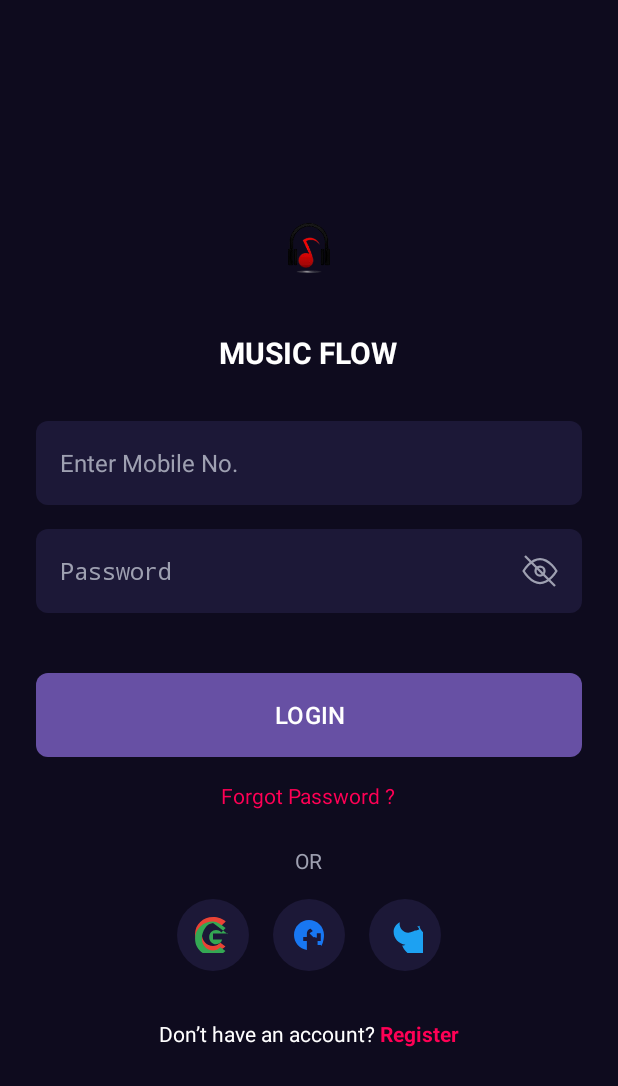
After one commit to Quyenlam22/Group_8_Music_Flow, an Android app: the LoginActivity screen opened directly, with no data from a screen before it, on a phone screen of 412 x 824 dp. The commit adds this screen. Shown: the top 1086 px of the screen. Run offline under Robolectric (Android 15) with nearby library versions, the phone set to English and light mode, and no system bars.

Commit message:
UI Login, Register

```diff
--- a/app/src/main/AndroidManifest.xml
+++ b/app/src/main/AndroidManifest.xml
@@ -19,6 +19,9 @@
         </intent-filter>
     </activity>
 
+        <activity android:name=".ui.activity.LoginActivity" />
+        <activity android:name=".ui.activity.RegisterActivity" />
+
         <activity android:name=".ui.activity.MainActivity" />
         <activity android:name=".ui.activity.PlaylistActivity" />
         <activity android:name=".ui.activity.NowPlayingActivity" />
--- /dev/null
+++ b/app/src/main/java/com/vn/btl/ui/activity/LoginActivity.java
@@ -0,0 +1,76 @@
+package com.vn.btl.ui.activity;
+
+import android.content.Intent;
+import android.os.Bundle;
+import android.text.InputType;
+import android.widget.Button;
+import android.widget.EditText;
+import android.widget.ImageView;
+import android.widget.TextView;
+import androidx.appcompat.app.AppCompatActivity;
+import com.vn.btl.R;
+
+public class LoginActivity extends AppCompatActivity {
+
+    private EditText etPassword;
+    private ImageView imgEyeHide;
+
+    @Override
+    protected void onCreate(Bundle savedInstanceState) {
+        super.onCreate(savedInstanceState);
+        setContentView(R.layout.activity_login);
+
+        Button btnLogin = findViewById(R.id.btnLogin);
+        TextView tvRegisterLink = findViewById(R.id.tvRegisterLink);
+        etPassword = findViewById(R.id.etPassword);
+        imgEyeHide = findViewById(R.id.imgEyeHide);
+
+        // Mặc định ẩn mật khẩu khi khởi tạo
+        etPassword.setInputType(InputType.TYPE_CLASS_TEXT | InputType.TYPE_TEXT_VARIATION_PASSWORD);
+
+        // 1. Xử lý sự kiện LOGIN: Chuyển sang MainActivity
+        if (btnLogin != null) {
+            btnLogin.setOnClickListener(v -> {
+                // Chưa cần xử lý logic, chuyển Home luôn
+                openMainActivity();
+            });
+        }
+
+        // 2. Xử lý sự kiện chuyển sang Register
+        if (tvRegisterLink != null) {
+            tvRegisterLink.setOnClickListener(v -> openRegisterActivity());
+        }
+
+        // 3. Xử lý sự kiện Ẩn/Hiện mật khẩu
+        if (imgEyeHide != null) {
+            imgEyeHide.setOnClickListener(v -> togglePasswordVisibility());
+        }
+    }
+
+    private void togglePasswordVisibility() {
+        int cursorPosition = etPassword.getSelectionEnd();
+
+        if (etPassword.getInputType() == (InputType.TYPE_CLASS_TEXT | InputType.TYPE_TEXT_VARIATION_PASSWORD)) {
+            etPassword.setInputType(InputType.TYPE_CLASS_TEXT | InputType.TYPE_TEXT_VARIATION_VISIBLE_PASSWORD);
+            // imgEyeHide.setImageResource(R.drawable.ic_eye_show);
+        } else {
+            // Ẩn mật khẩu: chuyển sang inputType password
+            etPassword.setInputType(InputType.TYPE_CLASS_TEXT | InputType.TYPE_TEXT_VARIATION_PASSWORD);
+            // imgEyeHide.setImageResource(R.drawable.ic_eye_hide);
+        }
+
+        // Đặt lại con trỏ về vị trí cũ sau khi thay đổi inputType
+        etPassword.setSelection(cursorPosition);
+    }
+
+    private void openMainActivity() {
+        Intent intent = new Intent(LoginActivity.this, MainActivity.class);
+        startActivity(intent);
+        finish();
+    }
+
+    private void openRegisterActivity() {
+        Intent intent = new Intent(LoginActivity.this, RegisterActivity.class);
+        startActivity(intent);
+    }
+}
--- a/app/src/main/java/com/vn/btl/ui/activity/OnboardingActivity.java
+++ b/app/src/main/java/com/vn/btl/ui/activity/OnboardingActivity.java
@@ -46,7 +46,7 @@ public class OnboardingActivity extends AppCompatActivity {
         OnboardingAdapter adapter = new OnboardingAdapter(items, position -> {
             if (position == items.size() - 1) {
                 prefsManager.setOnboardingShown(true);
-                startActivity(new Intent(this, MainActivity.class));
+                startActivity(new Intent(this, LoginActivity.class));
                 finish();
             } else {
                 recyclerView.smoothScrollToPosition(position + 1);
--- /dev/null
+++ b/app/src/main/res/drawable/button_red_background.xml
@@ -0,0 +1,6 @@
+<?xml version="1.0" encoding="utf-8"?>
+<shape xmlns:android="http://schemas.android.com/apk/res/android"
+    android:shape="rectangle">
+    <corners android:radius="8dp"/>
+    <solid android:color="@color/primary_red"/>
+</shape>
--- /dev/null
+++ b/app/src/main/res/drawable/ic_eye_hide.xml
@@ -0,0 +1,22 @@
+<?xml version="1.0" encoding="utf-8"?>
+<vector xmlns:android="http://schemas.android.com/apk/res/android"
+    android:width="24dp"
+    android:height="24dp"
+    android:viewportWidth="24"
+    android:viewportHeight="24">
+    <path
+        android:fillColor="#00000000"
+        android:strokeColor="#9EA0B1"
+        android:strokeWidth="1.5"
+        android:pathData="M1.05,12c0,0 4.54,-8 10.95,-8c6.41,0 10.95,8 10.95,8s-4.54,8 -10.95,8c-6.41,0 -10.95,-8 -10.95,-8z"/>
+    <path
+        android:fillColor="#00000000"
+        android:strokeColor="#9EA0B1"
+        android:strokeWidth="1.5"
+        android:pathData="M12,15c1.66,0 3,-1.34 3,-3s-1.34,-3 -3,-3s-3,1.34 -3,3s1.34,3 3,3z"/>
+    <path
+        android:fillColor="#00000000"
+        android:strokeColor="#9EA0B1"
+        android:strokeWidth="1.5"
+        android:pathData="M2,2L22,22"/>
+</vector>
--- /dev/null
+++ b/app/src/main/res/drawable/ic_facebook.xml
@@ -0,0 +1,10 @@
+<?xml version="1.0" encoding="utf-8"?>
+<vector xmlns:android="http://schemas.android.com/apk/res/android"
+    android:width="24dp"
+    android:height="24dp"
+    android:viewportWidth="24"
+    android:viewportHeight="24">
+    <path
+        android:fillColor="#1877F2"
+        android:pathData="M22,12C22,6.47 17.52,2 12,2S2,6.47 2,12c0,5.08 3.73,9.3 8.58,9.96L10.58,16h-2.22c-0.12,0 -0.21,-0.09 -0.21,-0.21v-2.22c0,-0.12 0.09,-0.21 0.21,-0.21h2.22V11c0,-1.46 0.9,-2.7 2.15,-3.18c0.11,-0.04 0.24,-0.02 0.33,0.06l1.32,1.33c0.06,0.06 0.06,0.15 0,0.21L12.59,10.59c-0.16,0.16 -0.16,0.41 0,0.57l2.22,2.22c0.16,0.16 0.41,0.16 0.57,0L17,13.82c0.12,-0.12 0.21,-0.21 0.21,-0.33V11c0,-0.12 0.09,-0.21 0.21,-0.21h2.22c0.12,0 0.21,0.09 0.21,0.21V16h-1.92c-0.12,0 -0.21,0.09 -0.21,0.21v2.22c0,0.12 0.09,0.21 0.21,0.21h1.92c0.04,0 0.08,-0.02 0.12,-0.06C19.7,21.05 22,16.83 22,12z"/>
+</vector>
--- /dev/null
+++ b/app/src/main/res/drawable/ic_google.xml
@@ -0,0 +1,13 @@
+<?xml version="1.0" encoding="utf-8"?>
+<vector xmlns:android="http://schemas.android.com/apk/res/android"
+    android:width="24dp"
+    android:height="24dp"
+    android:viewportWidth="24"
+    android:viewportHeight="24">
+    <path
+        android:fillColor="#EA4335"
+        android:pathData="M12.01,4c2.5,0 4.36,1.06 5.37,2.04l3.12,-3.12C18.66,1.45,15.54,0,12.01,0c-6.6,0 -11.97,4.84 -11.97,11.5S5.41,23,12.01,23c3.42,0,6.2,-1.23,8.3,-3.3l-3.37,-2.61c-1.32,1.35 -3.4,2.2 -4.93,2.2c-4.22,0 -7.42,-3.54 -7.42,-8S7.79,4,12.01,4z"/>
+    <path
+        android:fillColor="#34A853"
+        android:pathData="M22.01,11.5l-0.01,-0.5H12v4h6.05c-0.34,1.86 -1.82,3.12 -4.04,3.12 -2.5,0 -4.54,-2.11 -4.54,-4.7s2.04,-4.7 4.54,-4.7c1.37,0 2.58,0.59 3.53,1.55l2.87,-2.87C17.34,4.98,14.8,3,12.01,3c-6.6,0 -11.97,4.84 -11.97,11.5s5.37,11.5,11.97,11.5c3.5,0,6.29,-1.27,8.3,-3.3l-3.37,-2.61c-1.32,1.35 -3.4,2.2 -4.93,2.2c-4.22,0 -7.42,-3.54 -7.42,-8S7.79,4,12.01,4z"/>
+</vector>
--- /dev/null
+++ b/app/src/main/res/drawable/ic_twitter.xml
@@ -0,0 +1,10 @@
+<?xml version="1.0" encoding="utf-8"?>
+<vector xmlns:android="http://schemas.android.com/apk/res/android"
+    android:width="24dp"
+    android:height="24dp"
+    android:viewportWidth="24"
+    android:viewportHeight="24">
+    <path
+        android:fillColor="#1DA1F2"
+        android:pathData="M22,5.81c-0.61,0.27 -1.26,0.45 -1.94,0.53c0.7,0.42 1.23,1.08 1.48,1.86c-0.65,0.38 -1.37,0.65 -2.13,0.8C18.84,8.81 18,9.25 17.15,9.66c-0.96,0.49 -1.97,0.76 -3.03,0.76c-3.15,0 -5.7,-2.55 -5.7,-5.7c0,-0.44 0.05,-0.87 0.14,-1.28c-2.48,1.2 -4.15,3.6 -4.15,6.33c0,4.41 3.42,8.04 7.82,8.71c-0.41,0.35 -0.83,0.55 -1.27,0.55c-0.3,0 -0.6,-0.04 -0.88,-0.12c1.47,4.32 5.56,7.45 10.2,7.45c6.12,0 9.47,-5.07 9.47,-9.47c0,-0.14 0,-0.28 -0.01,-0.42C20.76,7.07 21.46,6.48 22,5.81z"/>
+</vector>
--- /dev/null
+++ b/app/src/main/res/drawable/input_field_background.xml
@@ -0,0 +1,6 @@
+<?xml version="1.0" encoding="utf-8"?>
+<shape xmlns:android="http://schemas.android.com/apk/res/android"
+    android:shape="rectangle">
+    <corners android:radius="8dp"/>
+    <solid android:color="@color/input_background"/>
+</shape>
--- /dev/null
+++ b/app/src/main/res/drawable/social_icon_background.xml
@@ -0,0 +1,5 @@
+<?xml version="1.0" encoding="utf-8"?>
+<shape xmlns:android="http://schemas.android.com/apk/res/android"
+    android:shape="oval">
+    <solid android:color="@color/input_background"/>
+</shape>
--- /dev/null
+++ b/app/src/main/res/layout/activity_login.xml
@@ -0,0 +1,129 @@
+<?xml version="1.0" encoding="utf-8"?>
+<ScrollView xmlns:android="http://schemas.android.com/apk/res/android"
+    xmlns:app="http://schemas.android.com/apk/res-auto"
+    android:layout_width="match_parent"
+    android:layout_height="match_parent"
+    android:background="#0e0b1e"
+    android:fillViewport="true">
+
+    <RelativeLayout
+        android:layout_width="match_parent"
+        android:layout_height="wrap_content"
+        android:padding="24dp">
+
+        <!-- CONTENT CONTAINER (Chứa tất cả các thành phần) -->
+        <LinearLayout
+            android:layout_width="match_parent"
+            android:layout_height="wrap_content"
+            android:orientation="vertical"
+            android:layout_centerInParent="true">
+
+            <!-- Logo -->
+            <ImageView
+                android:layout_width="80dp"
+                android:layout_height="80dp"
+                android:layout_gravity="center_horizontal"
+                android:src="@drawable/ic_music_note"
+                android:layout_marginBottom="16dp"/>
+
+            <TextView
+                android:layout_width="wrap_content"
+                android:layout_height="wrap_content"
+                android:text="MUSIC FLOW"
+                android:textColor="#FFFFFF"
+                android:textSize="20sp"
+                android:textStyle="bold"
+                android:layout_gravity="center_horizontal"
+                android:layout_marginBottom="32dp"/>
+
+            <!-- Input Mobile No. -->
+            <LinearLayout
+                style="@style/AuthInputContainer">
+                <EditText
+                    android:id="@+id/etMobileNo"
+                    style="@style/AuthInputEditText"
+                    android:hint="Enter Mobile No."
+                    android:inputType="phone"/>
+            </LinearLayout>
+
+            <!-- Input Password (Đã có ID) -->
+            <LinearLayout
+                style="@style/AuthInputContainer">
+                <EditText
+                    android:id="@+id/etPassword"
+                    style="@style/AuthInputEditText"
+                    android:hint="Password"
+                    android:inputType="textPassword"/>
+                <ImageView
+                    android:id="@+id/imgEyeHide"
+                    android:layout_width="wrap_content"
+                    android:layout_height="wrap_content"
+                    android:src="@drawable/ic_eye_hide"
+                    app:tint="#9EA0B1"/>
+            </LinearLayout>
+
+            <!-- Login Button -->
+            <Button
+                android:id="@+id/btnLogin"
+                android:layout_width="match_parent"
+                android:layout_height="56dp"
+                android:layout_marginTop="24dp"
+                android:text="LOGIN"
+                android:textSize="16sp"
+                android:textColor="#FFFFFF"
+                android:background="@drawable/button_red_background"/>
+
+            <!-- Forgot Password -->
+            <TextView
+                android:id="@+id/tvForgotPassword"
+                android:layout_width="wrap_content"
+                android:layout_height="wrap_content"
+                android:text="Forgot Password ?"
+                android:textColor="#FF0055"
+                android:layout_gravity="center_horizontal"
+                android:layout_marginTop="16dp"/>
+
+            <!-- Separator OR -->
+            <TextView
+                android:layout_width="wrap_content"
+                android:layout_height="wrap_content"
+                android:text="OR"
+                android:textColor="#9EA0B1"
+                android:layout_gravity="center_horizontal"
+                android:layout_marginTop="24dp"
+                android:layout_marginBottom="16dp"/>
+
+            <!-- Social Icons -->
+            <LinearLayout
+                android:layout_width="match_parent"
+                android:layout_height="wrap_content"
+                android:gravity="center"
+                android:orientation="horizontal">
+                <ImageView style="@style/SocialIcon" android:src="@drawable/ic_google"/>
+                <ImageView style="@style/SocialIcon" android:src="@drawable/ic_facebook"/>
+                <ImageView style="@style/SocialIcon" android:src="@drawable/ic_twitter"/>
+            </LinearLayout>
+
+            <!-- Register Link -->
+            <LinearLayout
+                android:layout_width="match_parent"
+                android:layout_height="wrap_content"
+                android:layout_marginTop="32dp"
+                android:gravity="center">
+                <TextView
+                    android:layout_width="wrap_content"
+                    android:layout_height="wrap_content"
+                    android:text="Don’t have an account?"
+                    android:textColor="#FFFFFF"/>
+                <TextView
+                    android:id="@+id/tvRegisterLink"
+                    android:layout_width="wrap_content"
+                    android:layout_height="wrap_content"
+                    android:text=" Register"
+                    android:textColor="#FF0055"
+                    android:textStyle="bold"/>
+            </LinearLayout>
+
+        </LinearLayout>
+    </RelativeLayout>
+</ScrollView>
--- a/app/src/main/res/values/colors.xml
+++ b/app/src/main/res/values/colors.xml
@@ -17,5 +17,8 @@
     <color name="mf_pink_dark">#C81C6C</color>
     <color name="mf_divider">#27273B</color>
     <color name="mf_chip_bg">#1E1E32</color>
->>>>>>> c9b247aab080c01660f7a0621a9f73bbcc5d8208
+
+    <color name="primary_red">#FF0055</color>
+    <color name="input_background">#1c1837</color>
+    <color name="text_hint">#9EA0B1</color>
 </resources>
--- /dev/null
+++ b/app/src/main/res/values/styles.xml
@@ -0,0 +1,32 @@
+<?xml version="1.0" encoding="utf-8"?>
+<resources>
+    <style name="AuthInputContainer">
+        <item name="android:layout_width">match_parent</item>
+        <item name="android:layout_height">56dp</item>
+        <item name="android:orientation">horizontal</item>
+        <item name="android:gravity">center_vertical</item>
+        <item name="android:background">@drawable/input_field_background</item>
+        <item name="android:paddingStart">16dp</item>
+        <item name="android:paddingEnd">16dp</item>
+        <item name="android:layout_marginBottom">16dp</item>
+    </style>
+
+    <style name="AuthInputEditText">
+        <item name="android:layout_width">0dp</item>
+        <item name="android:layout_height">wrap_content</item>
+        <item name="android:layout_weight">1</item>
+        <item name="android:background">@android:color/transparent</item>
+        <item name="android:textColor">@color/white</item>
+        <item name="android:textColorHint">@color/text_hint</item>
+        <item name="android:textSize">16sp</item>
+        <item name="android:singleLine">true</item>
+    </style>
+
+    <style name="SocialIcon">
+        <item name="android:layout_width">48dp</item>
+        <item name="android:layout_height">48dp</item>
+        <item name="android:padding">12dp</item>
+        <item name="android:layout_marginHorizontal">8dp</item>
+        <item name="android:background">@drawable/social_icon_background</item>
+    </style>
+</resources>
```
Also changed, not shown: app/src/main/java/com/vn/btl/ui/activity/RegisterActivity.java (added, +40 -0 lines), app/src/main/res/layout/activity_register.xml (added, +108 -0 lines).
